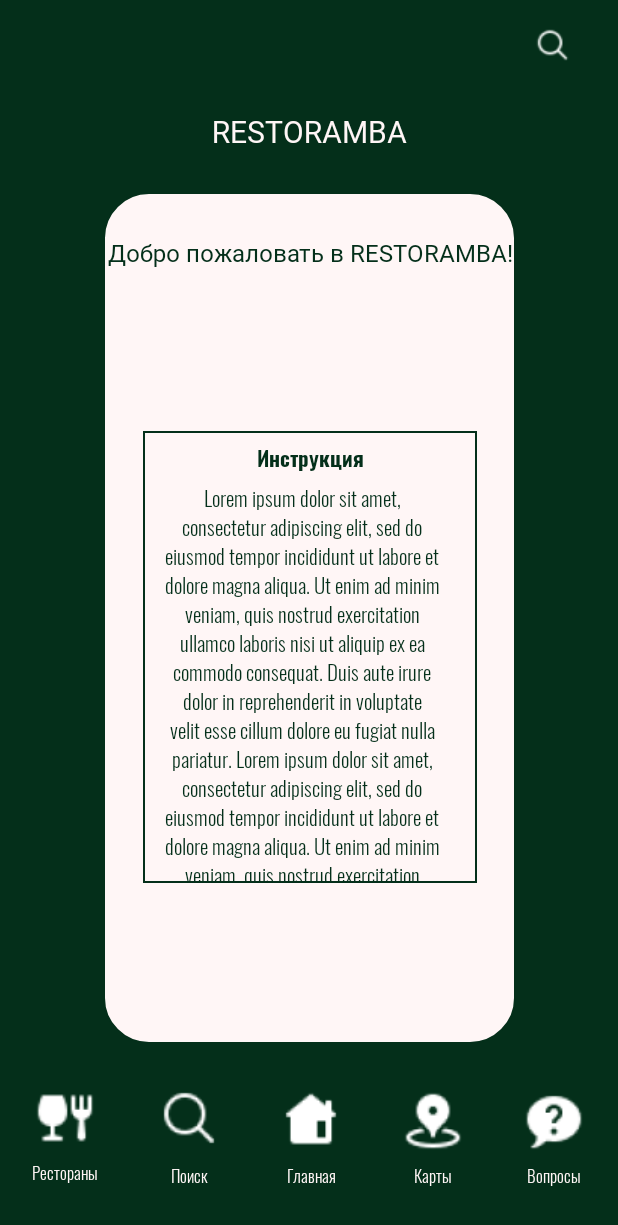
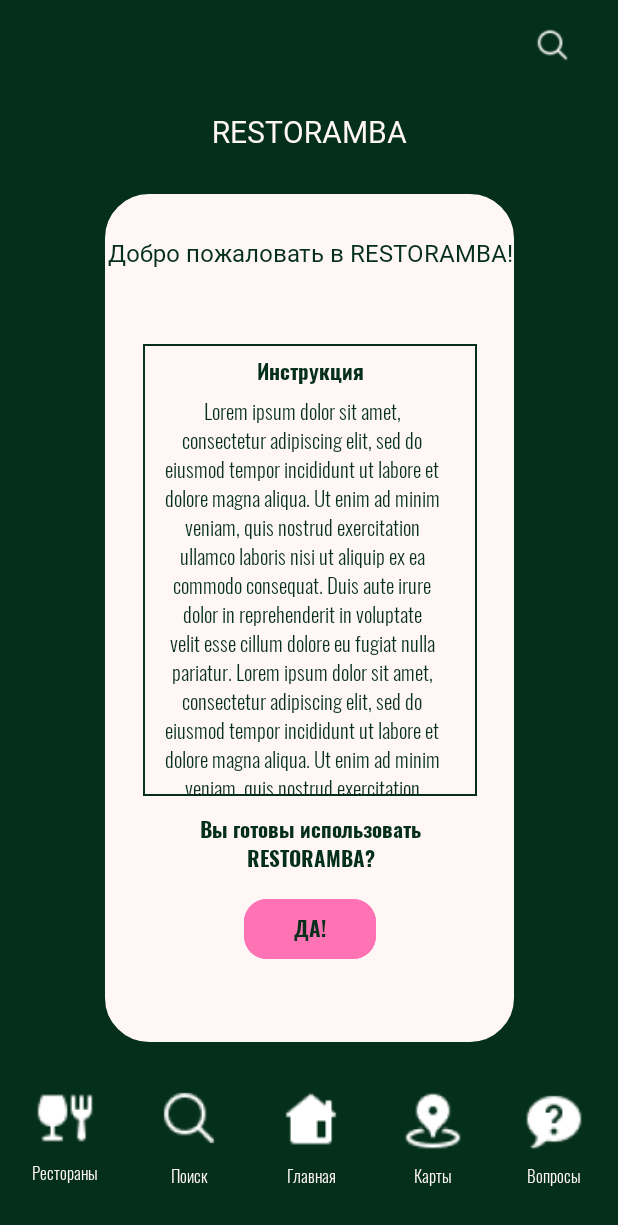
Before and after one commit to YaEtoTui/RestorambaApp, an Android app: the screen it shows after launch (MainActivity), on a phone screen of 412 x 824 dp. Shown: the top 1225 px of the screen. Run offline under Robolectric (Android 15) with nearby library versions, the phone set to English and light mode, and no system bars; 1 statement that could not run was skipped.

Commit message:
fix project

```diff
--- a/app/src/main/java/balacods/pp/restorambaapp/fragment/MainPageFragment.kt
+++ b/app/src/main/java/balacods/pp/restorambaapp/fragment/MainPageFragment.kt
@@ -1,13 +1,10 @@
 package balacods.pp.restorambaapp.fragment
 
-import android.content.Context
 import android.content.SharedPreferences
 import android.os.Bundle
-import android.util.Log
 import android.view.LayoutInflater
 import android.view.View
 import android.view.ViewGroup
-import android.widget.TextView
 import androidx.fragment.app.Fragment
 import balacods.pp.restorambaapp.databinding.FragmentMainBinding
 
@@ -35,24 +32,26 @@ class MainPageFragment : Fragment() {
 
         onClick()
 
-        val str: TextView = binding.idInst
-
-        mSettings = activity?.getSharedPreferences(APP_PREFERENCES, Context.MODE_PRIVATE) ?: return
-
-        if (mSettings!!.contains(APP_PREFERENCES)) {
-            Log.i("contains", mSettings!!.contains(APP_PREFERENCES).toString())
-            APP_PREFERENCES_INSTRUCTIONS = mSettings!!.getBoolean(APP_PREFERENCES, APP_PREFERENCES.toBoolean())
-        }
-
-        if (!APP_PREFERENCES_INSTRUCTIONS) {
-
-            str.visibility = View.VISIBLE
-
-            with (mSettings!!.edit()) {
-                putBoolean(APP_PREFERENCES, true)
-                apply()
-            }
-        }
+//        val instructions: ConstraintLayout = binding.idInstructions.root
+//
+//        mSettings = activity?.getSharedPreferences(APP_PREFERENCES, Context.MODE_PRIVATE) ?: return
+//
+//        if (mSettings!!.contains(APP_PREFERENCES)) {
+//            Log.i("contains", mSettings!!.contains(APP_PREFERENCES).toString())
+//            APP_PREFERENCES_INSTRUCTIONS =
+//                mSettings!!.getBoolean(APP_PREFERENCES, APP_PREFERENCES.toBoolean())
+//        }
+//
+//        if (!APP_PREFERENCES_INSTRUCTIONS) {
+//
+//
+//            instructions.visibility = View.VISIBLE
+//
+//            with(mSettings!!.edit()) {
+//                putBoolean(APP_PREFERENCES, true)
+//                apply()
+//            }
+//        }
     }
 
     private fun onClick() {
--- /dev/null
+++ b/app/src/main/res/drawable/button_bg_color_instructions.xml
@@ -0,0 +1,9 @@
+<?xml version="1.0" encoding="utf-8"?>
+<selector xmlns:android="http://schemas.android.com/apk/res/android" >
+    <!--When Button is in pressed state -->
+<!--    <item android:state_enabled="true" android:color="#EDFAED"/>-->
+<!--    <item android:state_enabled="false" android:color="#E0E0D6"/>-->
+    <item android:state_pressed="true" android:color="@color/black_green" />
+    <!--Default Background Color -->
+    <item android:color="@color/pink"/>
+</selector>
--- /dev/null
+++ b/app/src/main/res/drawable/button_text_color_instructions.xml
@@ -0,0 +1,9 @@
+<?xml version="1.0" encoding="utf-8"?>
+<selector xmlns:android="http://schemas.android.com/apk/res/android">
+    <!--When the button is not enabled-->
+<!--    <item android:state_enabled="true" android:color="#6A6D79"/>-->
+<!--    <item android:state_enabled="false" android:color="#991B1F3B"/>-->
+    <item android:state_pressed="true" android:color="@color/pink"/>
+    <!--Default Text Color-->
+    <item android:color="@color/black_green" />
+</selector>
--- /dev/null
+++ b/app/src/main/res/drawable/custom_scrollbar_thumb.xml
@@ -0,0 +1,6 @@
+<?xml version="1.0" encoding="utf-8"?>
+<shape xmlns:android="http://schemas.android.com/apk/res/android">
+    <size android:width="10dp" />
+    <solid android:color="@color/pink" /> <!-- Change the color here -->
+    <corners android:radius="5dp" />
+</shape>
--- a/app/src/main/res/layout/fragment_main.xml
+++ b/app/src/main/res/layout/fragment_main.xml
@@ -51,8 +51,6 @@
         app:layout_constraintStart_toStartOf="parent"
         app:layout_constraintTop_toTopOf="parent"
         app:layout_constraintVertical_bias="0.387" />
-
-
 
     <Button
         android:id="@+id/idButtonGetRandomDish"
@@ -150,9 +148,11 @@
     </androidx.constraintlayout.widget.ConstraintLayout>
 
     <include
+        android:id="@+id/idInstructions"
         layout="@layout/instructions_main_page"
         android:layout_width="275dp"
         android:layout_height="568dp"
+        android:visibility="visible"
         app:layout_constraintBottom_toBottomOf="parent"
         app:layout_constraintEnd_toEndOf="parent"
         app:layout_constraintStart_toStartOf="parent"
--- a/app/src/main/res/layout/instructions_main_page.xml
+++ b/app/src/main/res/layout/instructions_main_page.xml
@@ -11,8 +11,8 @@
         android:layout_width="wrap_content"
         android:layout_height="wrap_content"
         android:layout_marginTop="29dp"
+        android:gravity="center"
         android:text="@string/welcome"
-        android:gravity="center"
         android:textAppearance="@style/welcome"
         app:layout_constraintEnd_toEndOf="parent"
         app:layout_constraintStart_toStartOf="parent"
@@ -21,10 +21,12 @@
     <androidx.core.widget.NestedScrollView
         android:id="@+id/idScrollInstructions"
         android:layout_width="0dp"
+        android:layout_height="301dp"
         android:layout_marginHorizontal="24dp"
-        android:layout_height="301dp"
+        android:layout_marginTop="50dp"
+        android:scrollbarSize="6dp"
+        android:scrollbars="vertical"
         android:background="@drawable/rectangle_instructions_scroll"
-        app:layout_constraintBottom_toBottomOf="parent"
         app:layout_constraintEnd_toEndOf="@+id/tvWelcomeText"
         app:layout_constraintStart_toStartOf="@+id/tvWelcomeText"
         app:layout_constraintTop_toBottomOf="@+id/tvWelcomeText">
@@ -66,4 +68,30 @@
 
     </androidx.core.widget.NestedScrollView>
 
+    <TextView
+        android:id="@+id/tvQuestionText"
+        android:layout_width="0dp"
+        android:layout_height="wrap_content"
+        android:layout_marginTop="12dp"
+        android:gravity="center"
+        android:text="@string/question_instructions"
+        android:textAppearance="@style/instructions"
+        app:layout_constraintEnd_toEndOf="@+id/idScrollInstructions"
+        app:layout_constraintStart_toStartOf="@+id/idScrollInstructions"
+        app:layout_constraintTop_toBottomOf="@+id/idScrollInstructions" />
+
+    <Button
+        android:id="@+id/idButtonAgree"
+        android:layout_width="88dp"
+        android:layout_height="wrap_content"
+        android:layout_marginTop="12dp"
+        android:backgroundTint="@drawable/button_bg_color_instructions"
+        android:text="@string/yes"
+        android:textAppearance="@style/instructions"
+        android:textColor="@drawable/button_text_color_instructions"
+        app:cornerRadius="15dp"
+        app:layout_constraintEnd_toEndOf="@+id/tvQuestionText"
+        app:layout_constraintStart_toStartOf="@+id/tvQuestionText"
+        app:layout_constraintTop_toBottomOf="@+id/tvQuestionText" />
+
 </androidx.constraintlayout.widget.ConstraintLayout>
--- a/app/src/main/res/values/colors.xml
+++ b/app/src/main/res/values/colors.xml
@@ -23,4 +23,5 @@
     //mobile
     <color name="black_green">#042F1A</color>
     <color name="milk">#FFF6F6</color>
+    <color name="pink">#FF73B5</color>
 </resources>
--- a/app/src/main/res/values/strings.xml
+++ b/app/src/main/res/values/strings.xml
@@ -41,4 +41,6 @@
         Lorem ipsum dolor sit amet, consectetur adipiscing elit, sed do eiusmod tempor incididunt ut labore et dolore magna aliqua. Ut enim ad minim veniam, quis nostrud exercitation ullamco laboris nisi ut aliquip ex ea commodo consequat. Duis aute irure dolor in reprehenderit in voluptate velit esse cillum dolore eu fugiat nulla pariatur. Lorem ipsum dolor sit amet, consectetur adipiscing elit, sed do eiusmod tempor incididunt ut labore et dolore magna aliqua. Ut enim ad minim veniam, quis nostrud exercitation ullamco laboris nisi ut aliquip ex ea commodo consequat. Duis aute irure dolor in reprehenderit in voluptate velit esse cillum dolore eu fugiat nulla pariatur. Lorem ipsum dolor sit amet, consectetur adipiscing elit, sed do eiusmod tempor incididunt ut labore et dolore magna aliqua. Ut enim ad minim veniam, quis nostrud exercitation ullamco laboris nisi ut aliquip ex ea commodo consequat. Duis aute irure dolor in reprehenderit in voluptate velit esse cillum dolore eu fugiat nulla pariatur.
         Lorem ipsum dolor sit amet, consectetur adipiscing elit, sed do eiusmod tempor incididunt ut labore et dolore magna aliqua. Ut enim ad minim veniam, quis nostrud exercitation ullamco laboris nisi ut aliquip ex ea commodo consequat. Duis aute irure dolor in reprehenderit in voluptate velit esse cillum dolore eu fugiat nulla pariatur.
     </string>
+    <string name="question_instructions">Вы готовы использовать RESTORAMBA?</string>
+    <string name="yes">ДА!</string>
 </resources>
--- a/app/src/main/res/values/styles.xml
+++ b/app/src/main/res/values/styles.xml
@@ -36,4 +36,18 @@
         <item name="fontFamily">@font/oswald_light</item>
     </style>
 
+    <style name="CustomScrollBar">
+        <item name="android:scrollbarThumbVertical">@drawable/custom_scrollbar_thumb</item>
+        <item name="android:scrollbarSize">10dp</item>
+        <item name="android:scrollbarTrackVertical">@android:color/transparent</item>
+        <item name="android:scrollbarStyle">insideOverlay</item>
+    </style>
+
+    <style name="CustomScrollBar2">
+        <item name="android:scrollbarThumbVertical">@drawable/custom_scrollbar_thumb</item>
+        <item name="android:scrollbarSize">10dp</item>
+        <item name="android:scrollbarTrackVertical">@android:color/transparent</item>
+        <item name="android:scrollbarStyle">insideOverlay</item>
+    </style>
+
 </resources>
```
